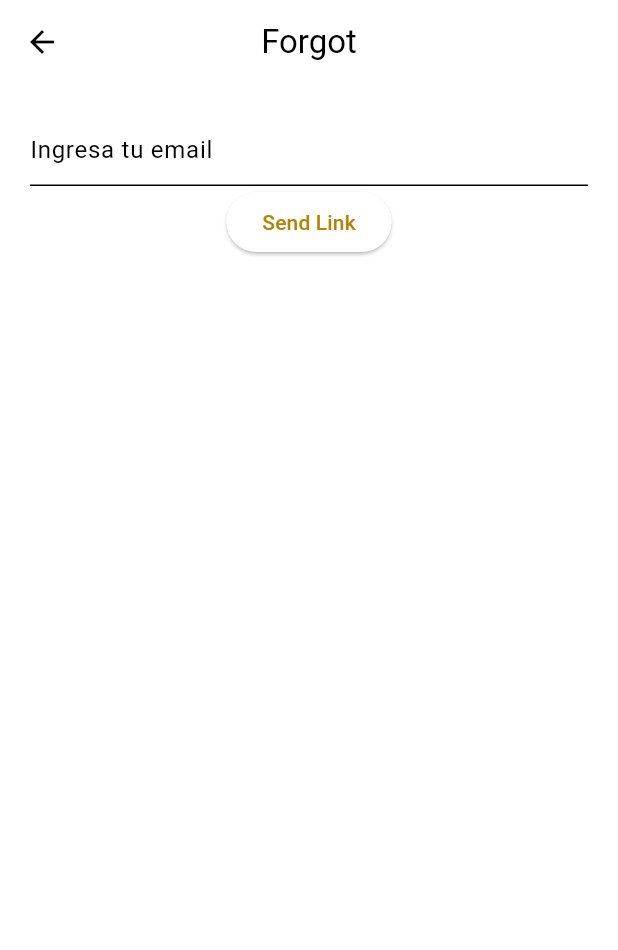
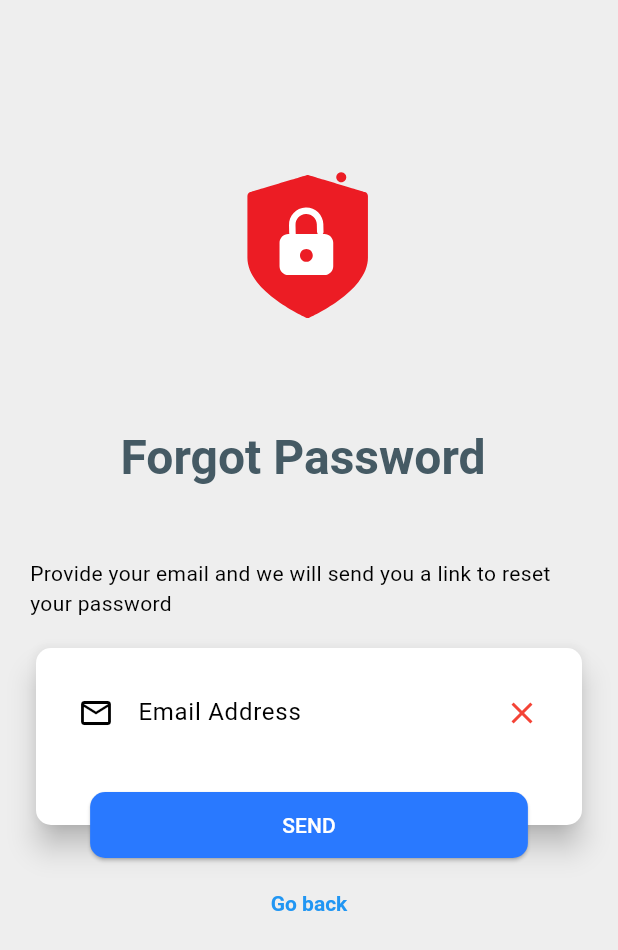
Before and after one commit to berth21gg/ClimateWise, a Flutter app: the Forgot screen opened directly, on a phone screen of 412 x 824 dp. Shown: the top 950 px of the screen. Run offline on Flutter 3.47's test engine with Material 3 defaults, Android fonts, the phone set to English and light mode, and no system bars; our stand-ins replace firebase_auth, firebase_core, get, google_sign_in, lottie; missing offline and left inert: flutter_facebook_auth, github_sign_in_plus; accounts and stored records are empty.

Commit message:
Actualizar página forgot (diseño)

```diff
--- a/lib/pages/forgot.dart
+++ b/lib/pages/forgot.dart
@@ -1,5 +1,9 @@
+import 'package:climate_wise/wrapper.dart';
 import 'package:firebase_auth/firebase_auth.dart';
+import 'package:flutter/gestures.dart';
 import 'package:flutter/material.dart';
+import 'package:get/get.dart';
+import 'package:lottie/lottie.dart';
 
 class Forgot extends StatefulWidget {
   const Forgot({super.key});
@@ -8,33 +12,150 @@ class Forgot extends StatefulWidget {
   State<Forgot> createState() => _ForgotState();
 }
 
+class _ForgotState extends State<Forgot> {
   TextEditingController email = TextEditingController();
+  final _formKey = GlobalKey<FormState>();
 
   reset() async {
     await FirebaseAuth.instance.sendPasswordResetEmail(email: email.text);
   }
 
-class _ForgotState extends State<Forgot> {
   @override
   Widget build(BuildContext context) {
     return Scaffold(
-      appBar: AppBar(
-        title: const Text('Forgot'),
-        centerTitle: true,
-      ),
-      body: Padding(
+      backgroundColor: Colors.grey[200],
+      body: SingleChildScrollView(
+        child: Padding(
           padding: const EdgeInsets.all(20.0),
           child: Column(
+            mainAxisAlignment: MainAxisAlignment.center,
             children: [
-            TextField(
-              controller: email,
-              decoration: const InputDecoration(hintText: 'Ingresa tu email'),
+              Padding(
+                padding: const EdgeInsets.only(top: 40.0),
+                child: Lottie.asset('assets/animations/forgot_logo.json',
+                    width: 210, height: 210),
               ),
-            ElevatedButton(
-                onPressed: (() => reset()), child: const Text('Send Link'))
+              Padding(
+                padding: const EdgeInsets.only(top: 16.0, bottom: 32.0),
+                child: Center(
+                  child: RichText(
+                    text: const TextSpan(
+                      text: 'Forgot Password ',
+                      style: TextStyle(
+                          color: Color(0xFF455A64),
+                          fontSize: 32,
+                          fontWeight: FontWeight.bold),
+                    ),
+                  ),
+                ),
+              ),
+              const Padding(
+                padding: EdgeInsets.only(top: 16.0, bottom: 16.0),
+                child: Center(
+                  child: Text(
+                    'Provide your email and we will send you a link to reset your password',
+                  ),
+                ),
+              ),
+              Stack(
+                clipBehavior: Clip.none,
+                children: [
+                  Card(
+                    surfaceTintColor: Colors.white,
+                    shape: RoundedRectangleBorder(
+                        borderRadius: BorderRadius.circular(10)),
+                    elevation: 8,
+                    child: Padding(
+                      padding: const EdgeInsets.all(16.0),
+                      child: Form(
+                        key: _formKey,
+                        child: Column(
+                          mainAxisSize: MainAxisSize.min,
+                          children: [
+                            _buildEmailField(),
+                            const SizedBox(height: 32),
                           ],
+                        ),
+                      ),
+                    ),
+                  ),
+                  Positioned(
+                    bottom: -20,
+                    left: 16,
+                    right: 16,
+                    child: Center(
+                      child: ElevatedButton(
+                          onPressed: (() {
+                            if (_formKey.currentState!.validate()) {
+                              reset();
+                            }
+                          }),
+                          style: ElevatedButton.styleFrom(
+                            backgroundColor: Colors.blueAccent[400],
+                            padding: const EdgeInsets.symmetric(
+                                vertical: 12, horizontal: 128),
+                            shape: RoundedRectangleBorder(
+                              borderRadius: BorderRadius.circular(10),
+                            ),
+                          ),
+                          child: const Text(
+                            'SEND',
+                            style: TextStyle(color: Colors.white),
+                          )),
+                    ),
+                  )
+                ],
+              ),
+              const SizedBox(height: 24),
+              Padding(
+                padding: const EdgeInsets.only(top: 16.0, bottom: 16.0),
+                child: Center(
+                  child: RichText(
+                      text: TextSpan(
+                          text: 'Go back',
+                          style: const TextStyle(
+                            color: Colors.blue,
+                            fontWeight: FontWeight.bold,
+                          ),
+                          recognizer: TapGestureRecognizer()
+                            ..onTap =
+                                (() => Get.offAll(() => const Wrapper())))),
+                ),
+              ),
+            ],
+          ),
         ),
       ),
     );
   }
+
+  _buildEmailField() {
+    return TextFormField(
+      controller: email,
+      decoration: InputDecoration(
+        hintText: 'Email Address',
+        prefixIcon: const Icon(Icons.email_outlined),
+        suffixIcon: email.text.isEmpty
+            ? const Icon(Icons.close, color: Colors.red)
+            : const Icon(Icons.check, color: Colors.green),
+        border: InputBorder.none,
+        contentPadding: const EdgeInsets.symmetric(vertical: 15),
+      ),
+      onChanged: (value) {
+        setState(() {});
+      },
+      keyboardType: TextInputType.emailAddress,
+      autofillHints: [AutofillHints.email],
+      validator: (value) {
+        if (value == null || value.isEmpty) {
+          return 'Please enter an email';
         }
+        final emailRegex = RegExp(r'^[^@]+@[^@]+\.[^@]+');
+        if (!emailRegex.hasMatch(value)) {
+          return 'Please enter a valid email address';
+        }
+        return null;
+      },
+    );
+  }
+}
--- a/pubspec.yaml
+++ b/pubspec.yaml
@@ -34,3 +34,4 @@ flutter:
       - assets/google_logo.png
       - assets/google_logo.jpg
       - assets/animations/logo.json
+      - assets/animations/forgot_logo.json
```
Also changed, not shown: assets/animations/forgot_logo.json (added, +1 -0 lines). Lines whose indentation alone changed are shown as unchanged.
